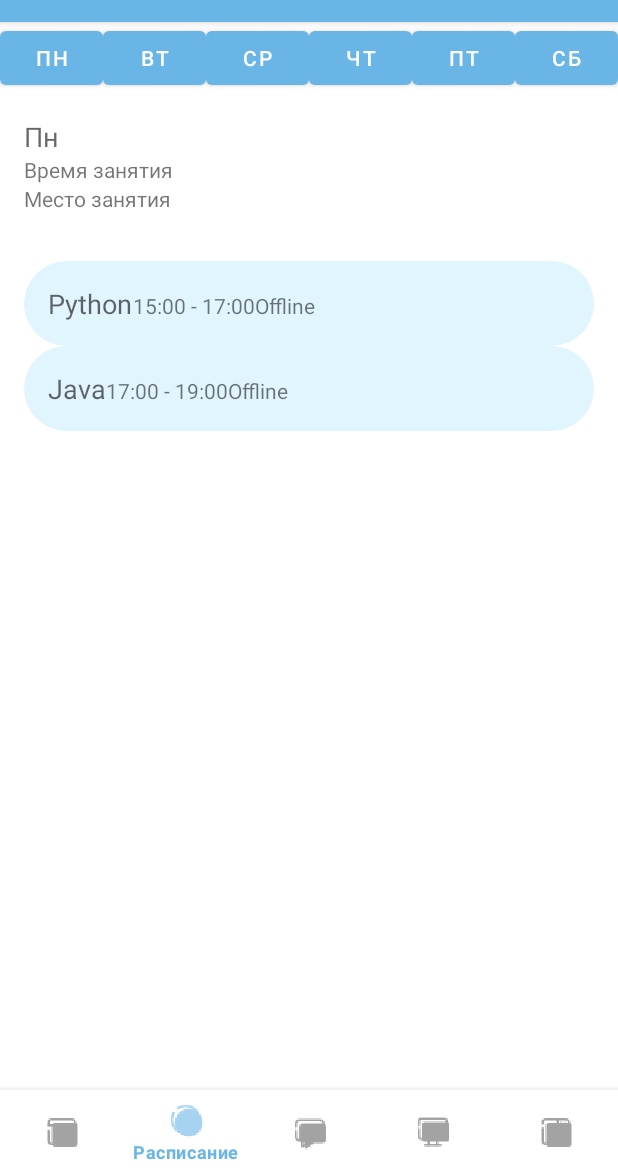
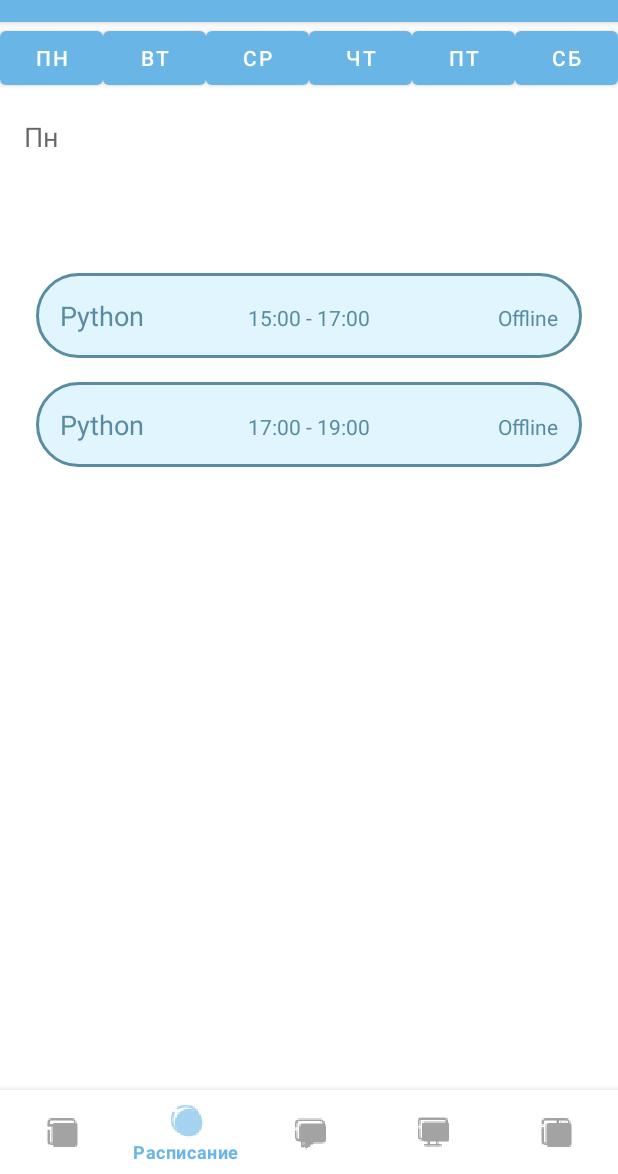
Before and after one commit to Anastassiya0Zabudkina/LastProject, an Android app: the screen it shows after launch (MainActivity), item 2 of the bottom bar chosen, on a phone screen of 412 x 824 dp, the part 62-1236 px from its top. Run offline under Robolectric (Android 15) with nearby library versions, the phone set to English and light mode, and no system bars; pictures from the network do not load.

Commit message:
az/first commit

```diff
--- a/app/src/main/java/com/example/last/ScheduleFragment.java
+++ b/app/src/main/java/com/example/last/ScheduleFragment.java
@@ -5,6 +5,7 @@ import androidx.fragment.app.Fragment;
 import androidx.recyclerview.widget.LinearLayoutManager;
 import androidx.recyclerview.widget.RecyclerView;
 
+import android.graphics.drawable.GradientDrawable;
 import android.os.Bundle;
 import android.view.LayoutInflater;
 import android.view.View;
@@ -88,21 +89,20 @@ public class ScheduleFragment extends Fragment {
 
         //Понедельник:
         data.add(new ScheduleItem("Python", "15:00 - 17:00", "Offline", "Пн"));
-        data.add(new ScheduleItem("Java", "17:00 - 19:00", "Offline", "Пн"));
+        data.add(new ScheduleItem("Python", "17:00 - 19:00", "Offline", "Пн"));
         //Вторник:
-        data.add(new ScheduleItem("Python", "15:00 - 17:00", "Offline", "Вт"));
+        data.add(new ScheduleItem("Java", "15:00 - 17:00", "Offline", "Вт"));
         data.add(new ScheduleItem("Java", "17:00 - 19:00", "Offline", "Вт"));
         //Среда:
         data.add(new ScheduleItem("Python", "15:00 - 17:00", "Offline", "Ср"));
-        data.add(new ScheduleItem("Java", "17:00 - 19:00", "Offline", "Ср"));
+        data.add(new ScheduleItem("Python", "17:00 - 19:00", "Offline", "Ср"));
         //Четверг:
-        data.add(new ScheduleItem("Python", "15:00 - 17:00", "Offline", "Чт"));
+        data.add(new ScheduleItem("Java", "15:00 - 17:00", "Offline", "Чт"));
         data.add(new ScheduleItem("Java", "17:00 - 19:00", "Offline", "Чт"));
         //Пятница:
-        data.add(new ScheduleItem("Python", "15:00 - 17:00", "Offline", "Пт"));
+
         data.add(new ScheduleItem("Java", "17:00 - 19:00", "Online", "Пт"));
         //Суббота:
-        data.add(new ScheduleItem("Python", "15:00 - 17:00", "Online", "Сб"));
         data.add(new ScheduleItem("Java", "17:00 - 19:00", "Online", "Сб"));
 
         return data;
@@ -151,4 +151,7 @@ public class ScheduleFragment extends Fragment {
             scheduleMap.put(date, filteredSchedule);
         }
     }
+
+
+
 }
--- a/app/src/main/res/drawable/rounded_corner_background.xml
+++ b/app/src/main/res/drawable/rounded_corner_background.xml
@@ -2,4 +2,10 @@
 <shape xmlns:android="http://schemas.android.com/apk/res/android">
     <solid android:color="@color/header_background" />
     <corners android:radius="450dp" />
+    <stroke
+        android:width="2dp"
+        android:color="@color/light_mode_border_color" /> <!-- Используйте атрибут для светлой темы -->
+    <stroke
+        android:width="2dp"
+        android:color="@color/dark_mode_border_color" /> <!-- Используйте атрибут для темной темы -->
 </shape>
--- a/app/src/main/res/layout/fragment_schedule.xml
+++ b/app/src/main/res/layout/fragment_schedule.xml
@@ -52,7 +52,7 @@
 
     </LinearLayout>
 
-     Выбранная дата
+
     <LinearLayout
         android:id="@+id/selectedScheduleLayout"
         android:layout_width="match_parent"
@@ -72,14 +72,14 @@
             android:layout_width="wrap_content"
             android:layout_height="wrap_content"
             android:textAppearance="?android:textAppearanceSmall"
-            android:text="Время занятия" />
+             />
 
         <TextView
             android:id="@+id/locationTextView"
             android:layout_width="wrap_content"
             android:layout_height="wrap_content"
             android:textAppearance="?android:textAppearanceSmall"
-            android:text="Место занятия" />
+             />
 
     </LinearLayout>
 
--- a/app/src/main/res/layout/item_schedule.xml
+++ b/app/src/main/res/layout/item_schedule.xml
@@ -3,27 +3,37 @@
     android:layout_width="match_parent"
     android:layout_height="wrap_content"
     android:background="@drawable/rounded_corner_background"
-    android:padding="16dp">
+    android:padding="16dp"
+    android:layout_margin="8dp">
 
     <TextView
         android:id="@+id/titleTextView"
-        android:layout_width="wrap_content"
+        android:layout_width="0dp"
         android:layout_height="wrap_content"
         android:textAppearance="?android:textAppearanceMedium"
-        android:text="Название занятия" />
+        android:text="Название занятия"
+        android:gravity="left"
+        android:layout_weight="1"
+        android:textColor="@color/dark_mode_border_color"/>
 
     <TextView
         android:id="@+id/timeTextView"
-        android:layout_width="wrap_content"
+        android:layout_width="0dp"
         android:layout_height="wrap_content"
         android:textAppearance="?android:textAppearanceSmall"
-        android:text="Время занятия" />
+        android:text="Время занятия"
+        android:gravity="center"
+        android:layout_weight="1"
+        android:textColor="@color/dark_mode_border_color"/>
 
     <TextView
         android:id="@+id/locationTextView"
-        android:layout_width="wrap_content"
+        android:layout_width="0dp"
         android:layout_height="wrap_content"
         android:textAppearance="?android:textAppearanceSmall"
-        android:text="Место занятия" />
+        android:text="Место занятия"
+        android:gravity="right"
+        android:layout_weight="1"
+        android:textColor="@color/dark_mode_border_color"/>
 
 </LinearLayout>
--- a/app/src/main/res/values-night/themes.xml
+++ b/app/src/main/res/values-night/themes.xml
@@ -13,5 +13,6 @@
         <item name="android:statusBarColor">?attr/colorPrimaryVariant</item>
         <!-- Customize your theme here. -->
         <item name="android:headerBackground">#4D7C91</item>
+
     </style>
 </resources>
--- a/app/src/main/res/values/colors.xml
+++ b/app/src/main/res/values/colors.xml
@@ -7,6 +7,11 @@
     <color name="teal_700">#FF018786</color>
     <color name="black">#FF000000</color>
     <color name="white">#FFFFFFFF</color>
+    <color name="header_name">#0D47A1</color>
     <color name="header_background">#E1F5FE</color>
-    <color name="header_name">#0D47A1</color>
+    <color name="header_background_dark">#5A8CA1</color>
+    <color name="dark_mode_border_color">#5A8CA1</color>
+    <color name="light_mode_border_color">#E1F5FE</color>
+
+
 </resources>
--- a/app/src/main/res/values/themes.xml
+++ b/app/src/main/res/values/themes.xml
@@ -15,7 +15,4 @@
         <item name="android:headerBackground">@color/header_background</item>
 
     </style>
-    <style name="AppTheme.Switch" parent="Theme.LAST">
-        <!-- Customize attributes for the switch here. -->
-    </style>
 </resources>
```
